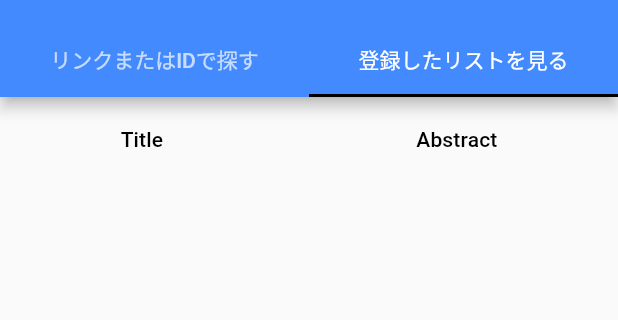
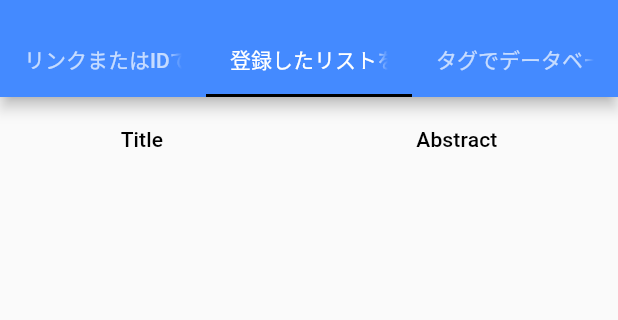
Before and after one commit to fmp453/paper_ab, a Flutter app: the screen it shows after launch, tab 2 chosen, on a phone screen of 412 x 824 dp, the part 59-379 px from its top. Run offline on Flutter 3.47's test engine with Material 2 defaults, Android fonts, the phone set to English and light mode, and no system bars; network calls fail.

Commit message:
add new tab

```diff
--- a/lib/main.dart
+++ b/lib/main.dart
@@ -1,6 +1,7 @@
 import 'package:flutter/material.dart';
 import 'package:paper_ab/views/linkSearch.dart';
 import 'package:paper_ab/views/viewList.dart';
+import 'package:paper_ab/views/tagList.dart';
 
 void main() {
   runApp(const MyApp());
@@ -70,6 +71,7 @@ class _MyHomePageState extends State<MyHomePage> with SingleTickerProviderStateM
           tabs: const [
             Tab(text: 'リンクまたはIDで探す'),
             Tab(text: '登録したリストを見る'),
+            Tab(text: 'タグでデータベースを検索'),
           ],
         ),
       ),
@@ -78,7 +80,8 @@ class _MyHomePageState extends State<MyHomePage> with SingleTickerProviderStateM
         controller: tabController,
         children: const [
           LinkSearchTab(),
-          ViewListTab()
+          ViewListTab(),
+          TagSearchDBTab(),
         ],
       ),
     );
```
